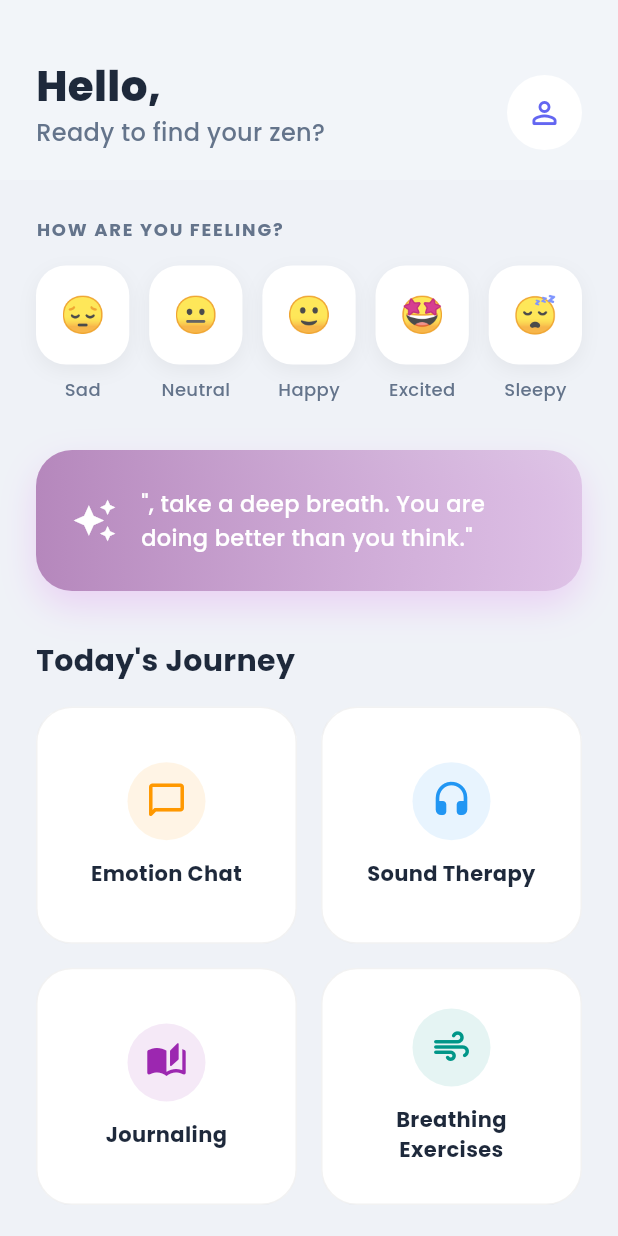
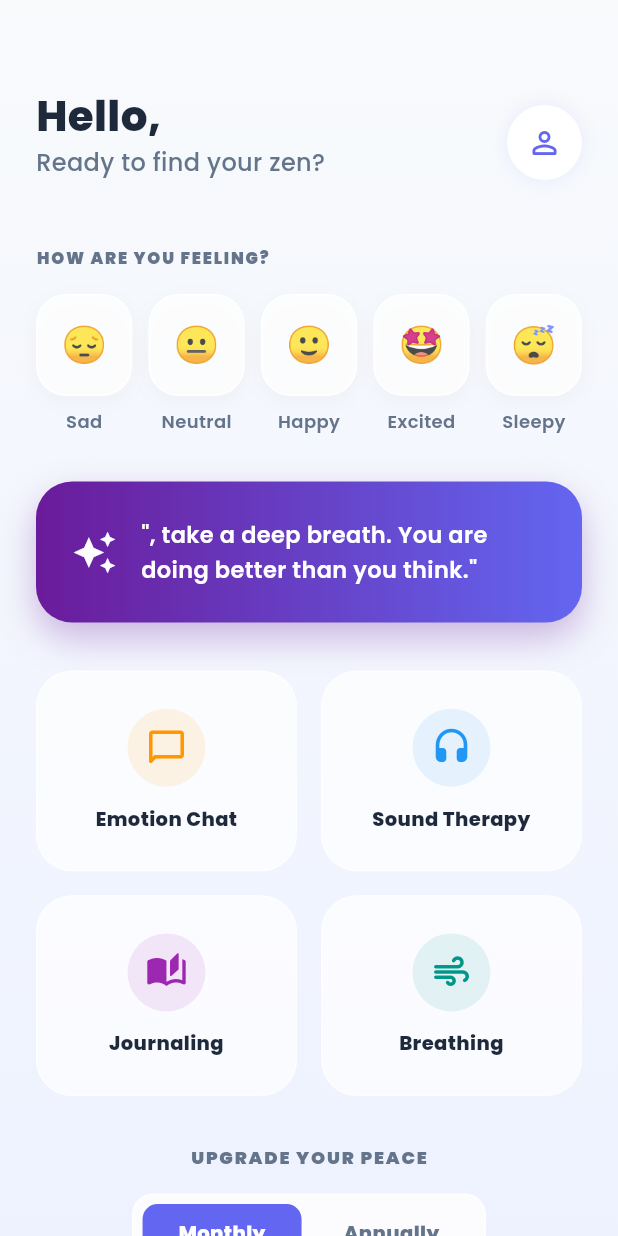
Before and after one commit to HesandiWickramasinghe21/zenWave, a Flutter app: the HomeScreen screen opened directly, on a phone screen of 412 x 824 dp. Run offline on Flutter 3.47's test engine with Material 3 defaults, Android fonts, the light colour scheme and no system bars; our stand-ins replace fl_chart, flutter_local_notifications, google_fonts, shared_preferences, timezone; accounts and stored records are empty; network calls fail.

Commit message:
ui: fix home screen layout gaps and add scroll padding for nav bar

```diff
--- a/lib/screens/home_screen.dart
+++ b/lib/screens/home_screen.dart
@@ -19,9 +19,8 @@ class _HomeScreenState extends State<HomeScreen> {
   String? _selectedMood;
   bool _isSavingMood = false;
 
-  // Modern Color Palette
   static const Color primaryIndigo = Color(0xFF6366F1);
-  static const Color bgSlate = Color(0xFFF8FAFC);
+  static const Color zenPurple = Color(0xFF6A1B9A);
   static const Color textDark = Color(0xFF1E293B);
   static const Color textLight = Color(0xFF64748B);
 
@@ -58,11 +57,20 @@ class _HomeScreenState extends State<HomeScreen> {
   @override
   Widget build(BuildContext context) {
     return Scaffold(
-      backgroundColor: const Color.fromARGB(255, 239, 242, 247),
-      body: _isLoading
+      // The background gradient needs to be behind everything
+      body: Container(
+        decoration: const BoxDecoration(
+          gradient: LinearGradient(
+            colors: [Color(0xFFF8FAFC), Color(0xFFEEF2FF)],
+            begin: Alignment.topCenter,
+            end: Alignment.bottomCenter,
+          ),
+        ),
+        child: _isLoading
             ? const Center(child: CircularProgressIndicator(color: primaryIndigo))
             : CustomScrollView(
                 physics: const BouncingScrollPhysics(),
+// Inside your HomeScreen's CustomScrollView slivers:
 slivers: [
   _buildSliverAppBar(),
   SliverPadding(
@@ -73,39 +81,32 @@ class _HomeScreenState extends State<HomeScreen> {
         const SizedBox(height: 32),
         _buildModernQuoteCard(),
         const SizedBox(height: 32),
-                      const Text(
-                        "Today's Journey",
-                        style: TextStyle(fontSize: 20, fontWeight: FontWeight.bold, color: textDark),
-                      ),
-                      const SizedBox(height: 16),
+        // ... your other sections ...
         _buildJourneyGrid(),
         const SizedBox(height: 32),
         if (!_isPro) _buildUpgradeSection(),
-                      const SizedBox(height: 40),
+
+        // ADD THIS SPACER HERE
+        const SizedBox(height: 100),
       ]),
     ),
   ),
 ],
+              ),
       ),
     );
   }
 
   Widget _buildSliverAppBar() {
     return SliverAppBar(
-      expandedHeight: 120,
-      // Make background transparent to let the blur show through
-      backgroundColor: Colors.transparent,
+      expandedHeight: 140,
+      backgroundColor: Colors.transparent, // Keeps the gradient visible
       elevation: 0,
-      pinned: true, // Keeps a blurred strip at the top when scrolling
+      pinned: true,
       automaticallyImplyLeading: false,
-      flexibleSpace: ClipRRect( // Ensures the blur doesn't spill outside
-        child: BackdropFilter(
-          filter: ImageFilter.blur(sigmaX: 10, sigmaY: 10), // The "Blurred" effect
-          child: FlexibleSpaceBar(
+      flexibleSpace: FlexibleSpaceBar(
         background: Container(
-              // Mixing Blue + White with low opacity for the frosted look
-              color: Colors.white.withOpacity(0.2),
-              padding: const EdgeInsets.symmetric(horizontal: 24, vertical: 20),
+          padding: const EdgeInsets.only(left: 24, right: 24, bottom: 20),
           child: Row(
             crossAxisAlignment: CrossAxisAlignment.end,
             mainAxisAlignment: MainAxisAlignment.spaceBetween,
@@ -120,26 +121,88 @@ Widget _buildSliverAppBar() {
                       style: TextStyle(fontSize: 16, color: textLight, fontWeight: FontWeight.w500)),
                 ],
               ),
-                  const CircleAvatar(
+              GestureDetector(
+                onTap: () => Navigator.pushNamed(context, '/profile'),
+                child: Container(
+                  decoration: BoxDecoration(
+                    shape: BoxShape.circle,
+                    boxShadow: [BoxShadow(color: primaryIndigo.withOpacity(0.1), blurRadius: 10)],
+                  ),
+                  child: const CircleAvatar(
                     radius: 25,
                     backgroundColor: Colors.white,
                     child: Icon(Icons.person_outline_rounded, color: primaryIndigo),
                   ),
-                ],
                 ),
               ),
+            ],
           ),
         ),
       ),
     );
   }
 
+Widget _buildJourneyGrid() {
+  return GridView.count(
+    shrinkWrap: true,
+    physics: const NeverScrollableScrollPhysics(),
+    crossAxisCount: 2,
+    crossAxisSpacing: 16,
+    mainAxisSpacing: 16,
+    childAspectRatio: 1.3, // Changed from 1.1 to 1.3 to reduce card height
+    padding: EdgeInsets.zero, // Ensure no internal grid padding
+    children: [
+      _buildActionCard("Emotion Chat", Icons.chat_bubble_outline_rounded, Colors.orange, '/chatbot'),
+      _buildActionCard("Sound Therapy", Icons.headset_rounded, Colors.blue, '/chatbot'),
+      _buildActionCard("Journaling", Icons.auto_stories_rounded, Colors.purple, '/journal_home'),
+      _buildActionCard("Breathing", Icons.air_rounded, Colors.teal, '/breathing_exercises'),
+    ],
+  );
+}
+
+  Widget _buildActionCard(String title, IconData icon, Color color, String route) {
+    return InkWell(
+      onTap: () {
+        // Safe navigation check
+        Navigator.pushNamed(context, route).catchError((e) {
+          ScaffoldMessenger.of(context).showSnackBar(
+            SnackBar(content: Text("Route $route not implemented yet")),
+          );
+        });
+      },
+      borderRadius: BorderRadius.circular(24),
+      child: Container(
+        padding: const EdgeInsets.all(20),
+        decoration: BoxDecoration(
+          color: Colors.white.withOpacity(0.7),
+          borderRadius: BorderRadius.circular(24),
+          border: Border.all(color: Colors.white.withOpacity(0.5)),
+        ),
+        child: Column(
+          mainAxisAlignment: MainAxisAlignment.center,
+          children: [
+            Container(
+              padding: const EdgeInsets.all(12),
+              decoration: BoxDecoration(color: color.withOpacity(0.1), shape: BoxShape.circle),
+              child: Icon(icon, color: color, size: 28),
+            ),
+            const SizedBox(height: 12),
+            Text(title, textAlign: TextAlign.center,
+                style: const TextStyle(fontWeight: FontWeight.w800, fontSize: 13, color: textDark)),
+          ],
+        ),
+      ),
+    );
+  }
+
+  // ... (Keeping your Mood Section and Quote Card as they were correct) ...
+
   Widget _buildModernMoodSection() {
     return Column(
       crossAxisAlignment: CrossAxisAlignment.start,
       children: [
         const Text("HOW ARE YOU FEELING?",
-            style: TextStyle(fontSize: 12, fontWeight: FontWeight.bold, color: textLight, letterSpacing: 1.2)),
+            style: TextStyle(fontSize: 11, fontWeight: FontWeight.w900, color: textLight, letterSpacing: 1.2)),
         const SizedBox(height: 16),
         Row(
           mainAxisAlignment: MainAxisAlignment.spaceBetween,
@@ -153,11 +216,12 @@ Widget _buildSliverAppBar() {
                     duration: const Duration(milliseconds: 300),
                     padding: const EdgeInsets.all(16),
                     decoration: BoxDecoration(
-                      color: isSelected ? primaryIndigo : Colors.white,
+                      color: isSelected ? primaryIndigo : Colors.white.withOpacity(0.8),
                       borderRadius: BorderRadius.circular(20),
+                      border: Border.all(color: isSelected ? primaryIndigo : Colors.white),
                       boxShadow: [
                         BoxShadow(
-                          color: isSelected ? primaryIndigo.withOpacity(0.3) : Colors.black.withOpacity(0.05),
+                          color: isSelected ? primaryIndigo.withOpacity(0.3) : Colors.black.withOpacity(0.03),
                           blurRadius: 10,
                           offset: const Offset(0, 4),
                         )
@@ -169,7 +233,7 @@ Widget _buildSliverAppBar() {
                   Text(mood['label']!,
                       style: TextStyle(
                           fontSize: 12,
-                          fontWeight: isSelected ? FontWeight.bold : FontWeight.w500,
+                          fontWeight: isSelected ? FontWeight.w900 : FontWeight.w600,
                           color: isSelected ? primaryIndigo : textLight)),
                 ],
               ),
@@ -184,9 +248,11 @@ Widget _buildSliverAppBar() {
     return Container(
       padding: const EdgeInsets.all(24),
       decoration: BoxDecoration(
-        gradient: LinearGradient(colors: [const Color.fromARGB(255, 181, 135, 188), const Color.fromARGB(255, 219, 188, 227).withOpacity(0.8)]),
+        gradient: const LinearGradient(colors: [zenPurple, primaryIndigo]),
         borderRadius: BorderRadius.circular(24),
-        boxShadow: [BoxShadow(color: const Color.fromARGB(255, 220, 134, 235).withOpacity(0.3), blurRadius: 20, offset: const Offset(0, 10))],
+        boxShadow: [
+          BoxShadow(color: zenPurple.withOpacity(0.3), blurRadius: 20, offset: const Offset(0, 10))
+        ],
       ),
       child: Row(
         children: [
@@ -195,7 +261,7 @@ Widget _buildSliverAppBar() {
           Expanded(
             child: Text(
               "\"$_displayName, take a deep breath. You are doing better than you think.\"",
-              style: const TextStyle(color: Colors.white, fontSize: 15, fontWeight: FontWeight.w500, height: 1.5),
+              style: const TextStyle(color: Colors.white, fontSize: 15, fontWeight: FontWeight.w600, height: 1.5),
             ),
           ),
         ],
@@ -203,82 +269,60 @@ Widget _buildSliverAppBar() {
     );
   }
 
-  Widget _buildJourneyGrid() {
-    return GridView.count(
-      shrinkWrap: true,
-      physics: const NeverScrollableScrollPhysics(),
-      crossAxisCount: 2,
-      crossAxisSpacing: 16,
-      mainAxisSpacing: 16,
-      childAspectRatio: 1.1,
-      children: [
-        _buildActionCard("Emotion Chat", Icons.chat_bubble_outline_rounded, Colors.orange, '/chatbot'),
-        _buildActionCard("Sound Therapy", Icons.headset_rounded, Colors.blue, '/chatbot'),
-        _buildActionCard("Journaling", Icons.auto_stories_rounded, Colors.purple, '/journaling'),
-        _buildActionCard("Breathing Exercises", Icons.air_rounded, Colors.teal, '/breathing_exercises'),
-      ],
-    );
-  }
-
-  Widget _buildActionCard(String title, IconData icon, Color color, String route) {
-    return InkWell(
-      onTap: () => Navigator.pushNamed(context, route),
-      borderRadius: BorderRadius.circular(24),
-      child: Container(
-        padding: const EdgeInsets.all(20),
-        decoration: BoxDecoration(
-          color: Colors.white,
-          borderRadius: BorderRadius.circular(24),
-          border: Border.all(color: Colors.black.withOpacity(0.05)),
-        ),
-        child: Column(
-          mainAxisAlignment: MainAxisAlignment.center,
-          children: [
-            Container(
-              padding: const EdgeInsets.all(12),
-              decoration: BoxDecoration(color: color.withOpacity(0.1), shape: BoxShape.circle),
-              child: Icon(icon, color: color, size: 28),
-            ),
-            const SizedBox(height: 12),
-            Text(title, textAlign: TextAlign.center,
-                style: const TextStyle(fontWeight: FontWeight.bold, fontSize: 14, color: textDark)),
-          ],
-        ),
-      ),
-    );
-  }
-
 Widget _buildUpgradeSection() {
     return Column(
       children: [
-        const Text("Upgrade Your Peace", style: TextStyle(fontSize: 18, fontWeight: FontWeight.bold)),
+        const Text("UPGRADE YOUR PEACE",
+          style: TextStyle(fontSize: 12, fontWeight: FontWeight.w900, letterSpacing: 1.2, color: textLight)),
         const SizedBox(height: 16),
-        _buildPricingToggle(),
+        _buildPricingToggle(), // Updated for consistent branding
         const SizedBox(height: 20),
-        // Simplification of your Master Card
         Container(
           width: double.infinity,
           padding: const EdgeInsets.all(24),
           decoration: BoxDecoration(
-            color: Colors.white,
+            color: Colors.white.withOpacity(0.9),
             borderRadius: BorderRadius.circular(24),
-            border: Border.all(color: primaryIndigo.withOpacity(0.2), width: 2),
+            border: Border.all(color: Colors.white),
+            boxShadow: [
+              BoxShadow(color: Colors.black.withOpacity(0.05), blurRadius: 15, offset: const Offset(0, 8))
+            ],
           ),
           child: Column(
             children: [
-              const Text("ZEN MASTER", style: TextStyle(fontWeight: FontWeight.bold, color: primaryIndigo)),
+              const Text("ZEN MASTER", style: TextStyle(fontWeight: FontWeight.w900, color: primaryIndigo, letterSpacing: 1)),
               const SizedBox(height: 12),
               Text(_isAnnual ? "\$79.99/yr" : "\$9.99/mo",
-                  style: const TextStyle(fontSize: 32, fontWeight: FontWeight.w800)),
-              const SizedBox(height: 16),
-              ElevatedButton(
-                onPressed: () {},
-                style: ElevatedButton.styleFrom(
-                  backgroundColor: primaryIndigo,
-                  minimumSize: const Size(double.infinity, 50),
-                  shape: RoundedRectangleBorder(borderRadius: BorderRadius.circular(12)),
+                  style: const TextStyle(fontSize: 36, fontWeight: FontWeight.w800, color: textDark)),
+              const SizedBox(height: 20),
+              // --- MATCHED ACTION BUTTON ---
+              GestureDetector(
+                onTap: () {
+                  // Add your payment logic here
+                },
+                child: Container(
+                  width: double.infinity,
+                  padding: const EdgeInsets.symmetric(vertical: 16),
+                  decoration: BoxDecoration(
+                    gradient: const LinearGradient(
+                      colors: [zenPurple, primaryIndigo], // Matched to image_4dc665.png
+                      begin: Alignment.centerLeft,
+                      end: Alignment.centerRight,
                     ),
-                child: const Text("Unlock Now", style: TextStyle(color: Colors.white, fontWeight: FontWeight.bold)),
+                    borderRadius: BorderRadius.circular(16),
+                    boxShadow: [
+                      BoxShadow(
+                        color: zenPurple.withOpacity(0.3),
+                        blurRadius: 12,
+                        offset: const Offset(0, 6),
+                      )
+                    ],
+                  ),
+                  child: const Center(
+                    child: Text("UNLOCK NOW",
+                      style: TextStyle(color: Colors.white, fontWeight: FontWeight.w900, fontSize: 14, letterSpacing: 1)),
+                  ),
+                ),
               )
             ],
           ),
@@ -287,15 +331,19 @@ Widget _buildSliverAppBar() {
     );
   }
 
-  // Reuse your toggle logic here but with modern colors (bgSlate, primaryIndigo)
   Widget _buildPricingToggle() {
     return Container(
-      padding: const EdgeInsets.all(4),
-      decoration: BoxDecoration(color: Colors.white, borderRadius: BorderRadius.circular(12)),
+      padding: const EdgeInsets.all(6),
+      decoration: BoxDecoration(
+        color: Colors.white.withOpacity(0.8),
+        borderRadius: BorderRadius.circular(14),
+        border: Border.all(color: Colors.white),
+      ),
       child: Row(
         mainAxisSize: MainAxisSize.min,
         children: [
           _toggleBtn("Monthly", !_isAnnual),
+          const SizedBox(width: 4),
           _toggleBtn("Annually", _isAnnual),
         ],
       ),
@@ -304,18 +352,27 @@ Widget _buildSliverAppBar() {
 
   Widget _toggleBtn(String text, bool active) {
     return GestureDetector(
-      onTap: () => setState(() => _isAnnual = text == "Annually"),
-      child: Container(
-        padding: const EdgeInsets.symmetric(horizontal: 20, vertical: 8),
+      onTap: () => setState(() => _isAnnual = (text == "Annually")),
+      child: AnimatedContainer(
+        duration: const Duration(milliseconds: 250),
+        padding: const EdgeInsets.symmetric(horizontal: 24, vertical: 10),
         decoration: BoxDecoration(
-            color: active ? primaryIndigo : Colors.transparent, borderRadius: BorderRadius.circular(10)),
-        child: Text(text,
-            style: TextStyle(fontWeight: FontWeight.bold, color: active ? Colors.white : textLight, fontSize: 13)),
+            // Use the solid primary color or a lighter gradient for the active state
+            color: active ? primaryIndigo : Colors.transparent,
+            borderRadius: BorderRadius.circular(10),
+        ),
+        child: Text(
+          text,
+          style: TextStyle(
+            fontWeight: FontWeight.w800,
+            color: active ? Colors.white : textLight,
+            fontSize: 13
+          ),
+        ),
       ),
     );
   }
 
-  // --- Logic Helpers (Mood Save, etc.) ---
   final List<Map<String, String>> _moods = const [
     {'emoji': '😔', 'key': 'sad', 'label': 'Sad'},
     {'emoji': '😐', 'key': 'neutral', 'label': 'Neutral'},
```
Lines whose indentation alone changed are shown as unchanged.
